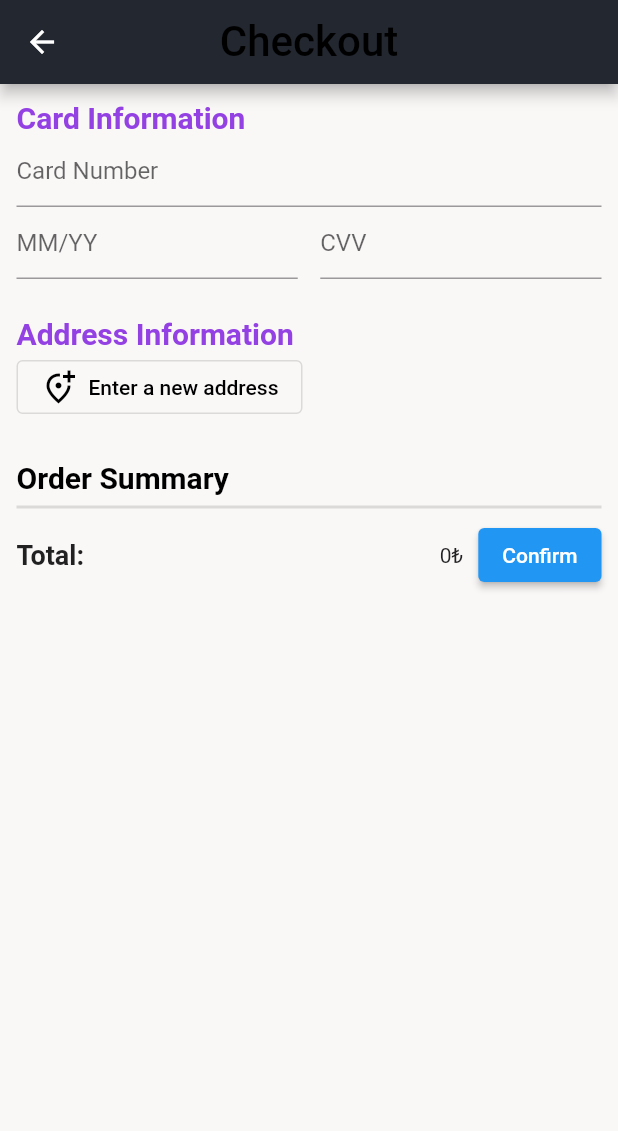
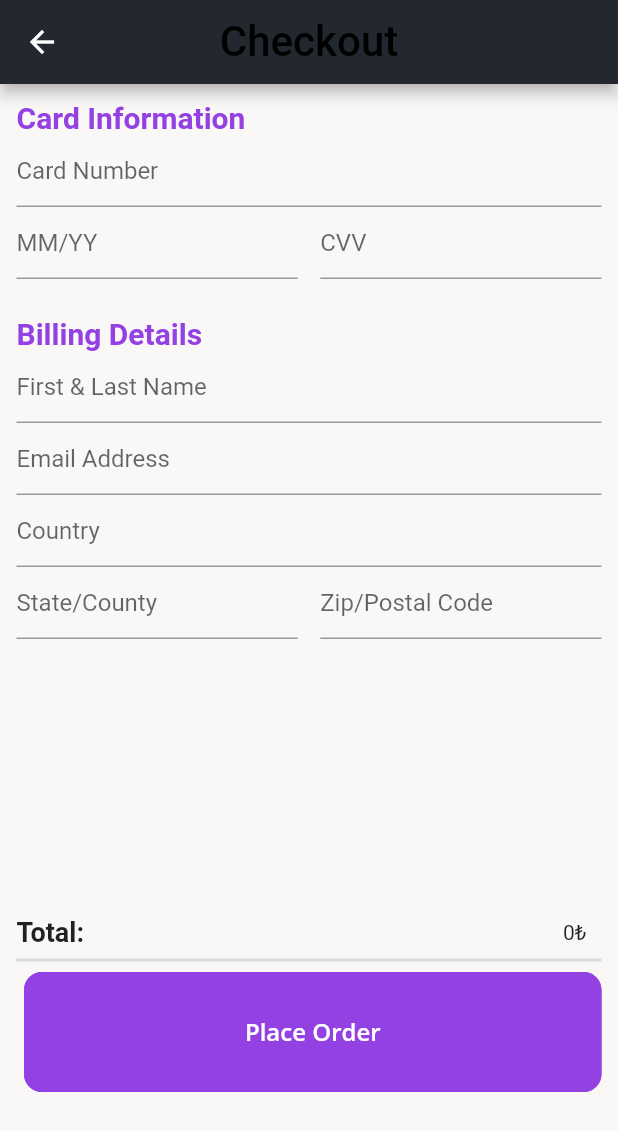
Before and after one commit to berketuranlioglu/devstore_project, a Flutter app: the CheckoutView screen opened by its route, on a phone screen of 412 x 824 dp. Shown: the top 1131 px of the screen. Run offline on Flutter 3.47's test engine with Material 2 defaults, Android fonts, the phone set to English and light mode, and no system bars; our stand-ins replace carousel_slider, cloud_firestore, email_validator, firebase_analytics, firebase_auth, firebase_core and 9 more; missing offline and left inert: stacked_firebase_auth; accounts and stored records are empty.

Commit message:
Check Out Page

```diff
--- a/lib/main.dart
+++ b/lib/main.dart
@@ -1,5 +1,5 @@
 // @dart=2.9
-
+import 'package:devstore_project/routes/checkout_success.dart';
 import 'package:devstore_project/routes/checkout.dart';
 import 'package:devstore_project/routes/feed.dart';
 import 'package:devstore_project/routes/pers_nav_bar.dart';
@@ -89,6 +89,7 @@ class _AppBaseState extends State<AppBase> {
           '/signup': (context) =>
               SignUpPage(analytics: analytics, observer: observer),
           '/checkout': (context) => CheckoutView(),
+          '/checkout_success': (context) => CheckoutSuccessView(),
           '/editProfile': (context) => editProfile(),
         });
   }
--- a/lib/routes/checkout.dart
+++ b/lib/routes/checkout.dart
@@ -1,3 +1,4 @@
+import 'package:devstore_project/routes/checkout_success.dart';
 import 'package:devstore_project/utils/styles.dart';
 import 'package:google_fonts/google_fonts.dart';
 import 'package:flutter/material.dart';
@@ -9,6 +10,7 @@ import 'package:firebase_analytics/firebase_analytics.dart';
 import 'package:firebase_analytics/observer.dart';
 import 'package:flutter/material.dart';
 import 'package:firebase_crashlytics/firebase_crashlytics.dart';
+import 'package:persistent_bottom_nav_bar/persistent-tab-view.dart';
 
 class CheckoutView extends StatefulWidget {
   const CheckoutView({Key? key}) : super(key: key);
@@ -59,11 +61,13 @@ class _CheckoutViewState extends State<CheckoutView> {
                       ),
                     ),
                     TextFormField(
+                      maxLength: 19,
                       keyboardType: TextInputType.number,
                       enableSuggestions: false,
                       autocorrect: false,
                       decoration: const InputDecoration(
                         hintText: "Card Number",
+                        counterText: "",
                       ),
                     ),
                     Row(
@@ -84,11 +88,13 @@ class _CheckoutViewState extends State<CheckoutView> {
                         Expanded(
                             flex: 1,
                             child: TextFormField(
+                              maxLength: 3,
                               keyboardType: TextInputType.number,
                               enableSuggestions: false,
                               autocorrect: false,
                               decoration: const InputDecoration(
                                 hintText: "CVV",
+                                counterText: "",
                               ),
                             )),
                       ],
@@ -102,45 +108,68 @@ class _CheckoutViewState extends State<CheckoutView> {
                   crossAxisAlignment: CrossAxisAlignment.start,
                   children: [
                     const Text(
-                      "Address Information",
+                      "Billing Details",
                       style: TextStyle(
                         color: AppColors.primaryColor,
                         fontWeight: FontWeight.bold,
                         fontSize: 20,
                       ),
                     ),
-                    OutlinedButton.icon(
-                        onPressed: () {},
-                        icon: const Icon(
-                          Icons.add_location_alt_outlined,
-                          color: Colors.black,
+                    TextFormField(
+                      keyboardType: TextInputType.name,
+                      enableSuggestions: false,
+                      autocorrect: false,
+                      decoration: const InputDecoration(
+                        hintText: "First & Last Name",
+                      ),
+                    ),
+                    TextFormField(
+                      keyboardType: TextInputType.emailAddress,
+                      enableSuggestions: false,
+                      autocorrect: false,
+                      decoration: const InputDecoration(
+                        hintText: "Email Address",
+                      ),
+                    ),
+                    TextFormField(
+                      keyboardType: TextInputType.name,
+                      enableSuggestions: false,
+                      autocorrect: false,
+                      decoration: const InputDecoration(
+                        hintText: "Country",
+                      ),
+                    ),
+                    Row(
+                      children: [
+                        Expanded(
+                            flex: 1,
+                            child: TextFormField(
+                              keyboardType: TextInputType.name,
+                              enableSuggestions: false,
+                              autocorrect: false,
+                              decoration: const InputDecoration(
+                                hintText: "State/County",
+                              ),
+                            )),
+                        const SizedBox(
+                          width: 15,
                         ),
-                        label: const Text(
-                          "Enter a new address",
-                          style: TextStyle(
-                            color: Colors.black,
-                          ),
-                        )),
+                        Expanded(
+                            flex: 1,
+                            child: TextFormField(
+                              keyboardType: TextInputType.number,
+                              enableSuggestions: false,
+                              autocorrect: false,
+                              decoration: const InputDecoration(
+                                hintText: "Zip/Postal Code",
+                              ),
+                            )),
+                      ],
+                    ),
                   ],
                 ),
                 const SizedBox(
-                  height: 25,
-                ),
-                Column(
-                  crossAxisAlignment: CrossAxisAlignment.start,
-                  children: const [
-                    Text(
-                      "Order Summary",
-                      style: TextStyle(
-                        color: AppColors.textColor,
-                        fontWeight: FontWeight.bold,
-                        fontSize: 20,
-                      ),
-                    ),
-                  ],
-                ),
-                const Divider(
-                  thickness: 2,
+                  height: 185,
                 ),
                 Row(
                   mainAxisAlignment: MainAxisAlignment.spaceBetween,
@@ -158,11 +187,45 @@ class _CheckoutViewState extends State<CheckoutView> {
                         const SizedBox(
                           width: 10,
                         ),
-                        ElevatedButton(
-                          onPressed: () {
-                            FirebaseCrashlytics.instance.crash();
-                          },
-                          child: const Text("Confirm"),
+                      ],
+                    ),
+                  ],
+                ),
+                const Divider(
+                  thickness: 2,
+                ),
+                Row(
+                  mainAxisAlignment: MainAxisAlignment.spaceBetween,
+                  children: [
+                    const Text(
+                      "",
+                    ),
+                    Row(
+                      children: [
+                        Container(
+                          height: 80.0,
+                          width: 385.0,
+                          child: OutlinedButton(
+                            onPressed: () {
+                              pushNewScreen(context, screen: CheckoutSuccessView());
+                            },
+                            child: Padding(
+                              padding: const EdgeInsets.symmetric(vertical: 20.0),
+                              child: Text(
+                                'Place Order',
+                                style: welcomePage_SignUp,
+                              ),
+                            ),
+                            style: OutlinedButton.styleFrom(
+                              backgroundColor: AppColors.primaryColor,
+                              shape: RoundedRectangleBorder(
+                                borderRadius: BorderRadius.circular(12),
+                              ),
+                              side: BorderSide(
+                                color: AppColors.primaryColor,
+                              ),
+                            ),
+                          ),
                         ),
                       ],
                     ),
--- /dev/null
+++ b/lib/routes/checkout_success.dart
@@ -0,0 +1,49 @@
+import 'package:devstore_project/utils/styles.dart';
+import 'package:google_fonts/google_fonts.dart';
+import 'package:flutter/material.dart';
+import 'package:devstore_project/utils/dimension.dart';
+import 'package:devstore_project/utils/color.dart';
+import 'package:devstore_project/routes/profile.dart';
+import 'package:devstore_project/objects/category_button.dart';
+import 'package:firebase_analytics/firebase_analytics.dart';
+import 'package:firebase_analytics/observer.dart';
+import 'package:flutter/material.dart';
+import 'package:firebase_crashlytics/firebase_crashlytics.dart';
+import 'package:devstore_project/routes/checkout.dart';
+import 'package:persistent_bottom_nav_bar/persistent-tab-view.dart';
+import 'package:flutter/src/widgets/text.dart';
+
+class CheckoutSuccessView extends StatefulWidget {
+  const CheckoutSuccessView({Key? key}) : super(key: key);
+
+  @override
+  _CheckoutSuccessViewState createState() => _CheckoutSuccessViewState();
+}
+
+class _CheckoutSuccessViewState extends State<CheckoutSuccessView> {
+  final _formKey = GlobalKey<FormState>();
+
+  @override
+  Widget build(BuildContext context) {
+    return Scaffold(
+      backgroundColor: AppColors.backgroundColor,
+      body: Column(
+        mainAxisAlignment: MainAxisAlignment.center,
+        children: [
+          Column(
+            children: [
+              const Image(
+                image: AssetImage('assets/success.gif'),
+                height: 150.0,
+              ),
+              Padding(
+                padding: const EdgeInsets.all(8.0),
+                child: Text('Succesfull', style: toggleButtonText,),
+              ),
+            ],
+          ),
+        ],
+      ),
+    );
+  }
+}
```
Also changed, not shown: assets/success.gif (added).
